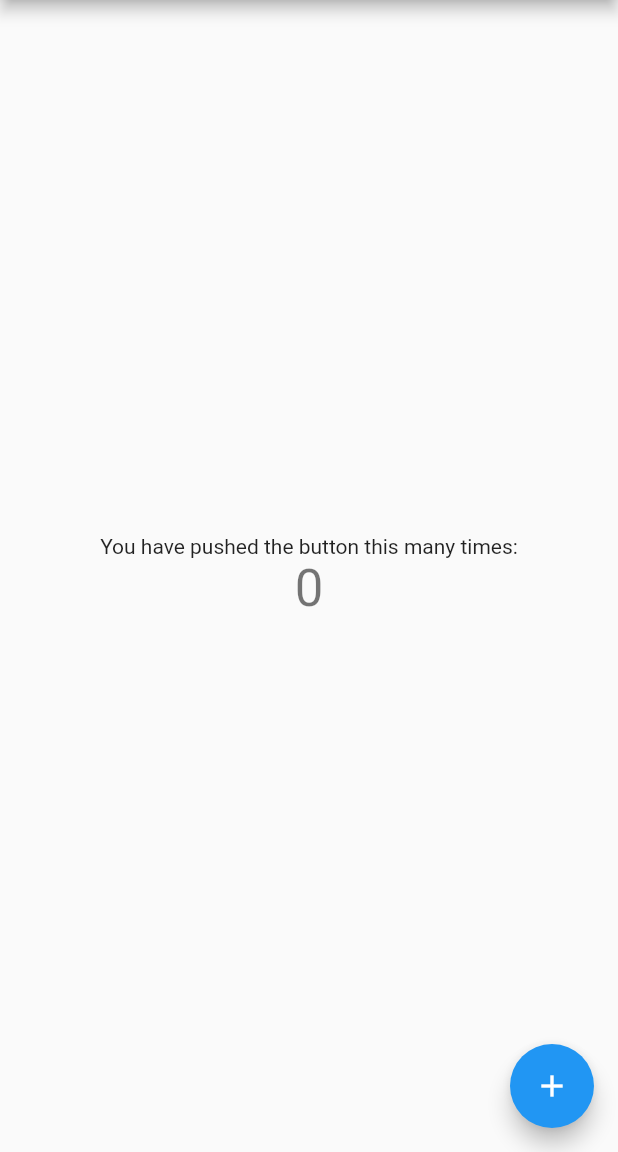
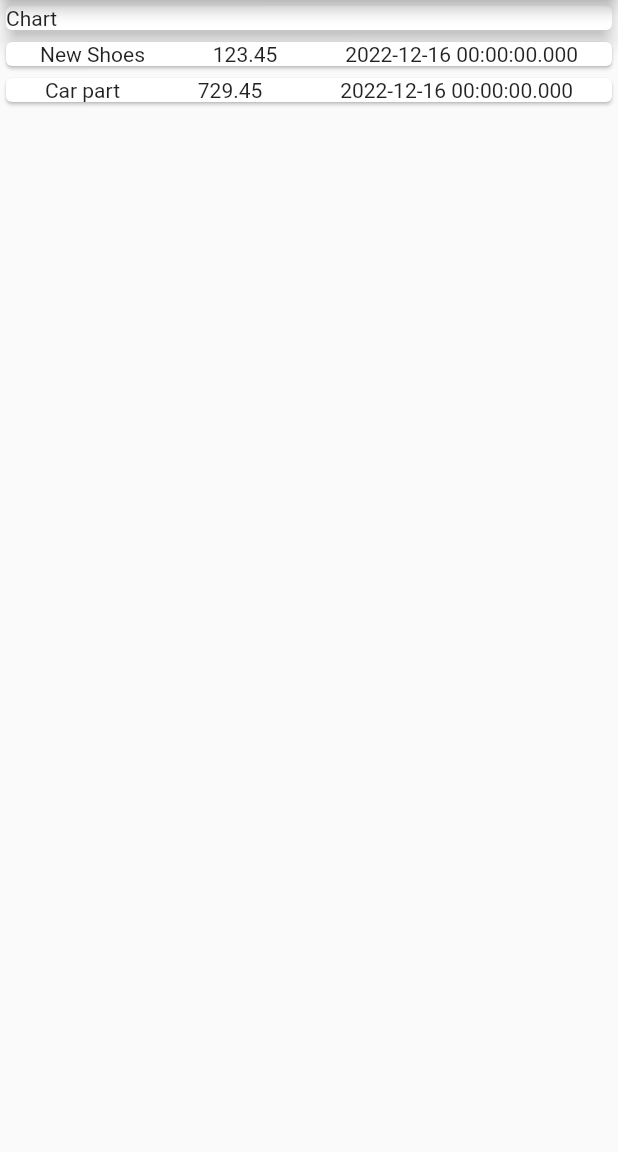
Before and after one commit to pvieiraguimaraes/my_money, a Flutter app: the screen it shows after launch, on a phone screen of 412 x 824 dp, the part 84-1236 px from its top. Run offline on Flutter 3.47's test engine with Material 2 defaults, Android fonts, the phone set to English and light mode, and no system bars.

```diff
--- a/lib/main.dart
+++ b/lib/main.dart
@@ -1,4 +1,5 @@
 import 'package:flutter/material.dart';
+import 'package:my_money/models/transaction.dart';
 
 void main() {
   runApp(const MyApp());
@@ -7,109 +8,71 @@ void main() {
 class MyApp extends StatelessWidget {
   const MyApp({super.key});
 
-  // This widget is the root of your application.
   @override
   Widget build(BuildContext context) {
     return MaterialApp(
       title: 'Flutter Demo',
-      theme: ThemeData(
-        // This is the theme of your application.
-        //
-        // Try running your application with "flutter run". You'll see the
-        // application has a blue toolbar. Then, without quitting the app, try
-        // changing the primarySwatch below to Colors.green and then invoke
-        // "hot reload" (press "r" in the console where you ran "flutter run",
-        // or simply save your changes to "hot reload" in a Flutter IDE).
-        // Notice that the counter didn't reset back to zero; the application
-        // is not restarted.
-        primarySwatch: Colors.blue,
-      ),
-      home: const MyHomePage(title: 'Flutter Demo Home Page'),
+      home: HomePage(title: 'Flutter Demo Home Page', transactions: [
+        Transaction(
+            id: '1',
+            title: 'New Shoes',
+            amount: 123.45,
+            date: DateTime(2022, 12, 16)),
+        Transaction(
+            id: '2',
+            title: 'Car part',
+            amount: 729.45,
+            date: DateTime(2022, 12, 16))
+      ]),
     );
   }
 }
 
-class MyHomePage extends StatefulWidget {
-  const MyHomePage({super.key, required this.title});
+class HomePage extends StatefulWidget {
+  const HomePage({super.key, required this.title, required this.transactions});
 
-  // This widget is the home page of your application. It is stateful, meaning
-  // that it has a State object (defined below) that contains fields that affect
-  // how it looks.
-
-  // This class is the configuration for the state. It holds the values (in this
-  // case the title) provided by the parent (in this case the App widget) and
-  // used by the build method of the State. Fields in a Widget subclass are
-  // always marked "final".
-
+  final List<Transaction> transactions;
   final String title;
 
   @override
-  State<MyHomePage> createState() => _MyHomePageState();
+  State<HomePage> createState() => _HomePageState();
 }
 
-class _MyHomePageState extends State<MyHomePage> {
-  int _counter = 0;
-
-  void _incrementCounter() {
-    setState(() {
-      // This call to setState tells the Flutter framework that something has
-      // changed in this State, which causes it to rerun the build method below
-      // so that the display can reflect the updated values. If we changed
-      // _counter without calling setState(), then the build method would not be
-      // called again, and so nothing would appear to happen.
-      _counter++;
-    });
-  }
-
+class _HomePageState extends State<HomePage> {
   @override
   Widget build(BuildContext context) {
-    // This method is rerun every time setState is called, for instance as done
-    // by the _incrementCounter method above.
-    //
-    // The Flutter framework has been optimized to make rerunning build methods
-    // fast, so that you can just rebuild anything that needs updating rather
-    // than having to individually change instances of widgets.
     return Scaffold(
       appBar: AppBar(
-        // Here we take the value from the MyHomePage object that was created by
-        // the App.build method, and use it to set our appbar title.
         title: Text(widget.title),
       ),
       body: Center(
-        // Center is a layout widget. It takes a single child and positions it
-        // in the middle of the parent.
         child: Column(
-          // Column is also a layout widget. It takes a list of children and
-          // arranges them vertically. By default, it sizes itself to fit its
-          // children horizontally, and tries to be as tall as its parent.
-          //
-          // Invoke "debug painting" (press "p" in the console, choose the
-          // "Toggle Debug Paint" action from the Flutter Inspector in Android
-          // Studio, or the "Toggle Debug Paint" command in Visual Studio Code)
-          // to see the wireframe for each widget.
-          //
-          // Column has various properties to control how it sizes itself and
-          // how it positions its children. Here we use mainAxisAlignment to
-          // center the children vertically; the main axis here is the vertical
-          // axis because Columns are vertical (the cross axis would be
-          // horizontal).
-          mainAxisAlignment: MainAxisAlignment.center,
+          mainAxisAlignment: MainAxisAlignment.start,
+          crossAxisAlignment: CrossAxisAlignment.stretch,
           children: <Widget>[
-            const Text(
-              'You have pushed the button this many times:',
+            const SizedBox(
+              width: double.infinity,
+              child: Card(
+                elevation: 5,
+                child: Text(
+                  'Chart',
+                ),
+              ),
             ),
-            Text(
-              '$_counter',
-              style: Theme.of(context).textTheme.headline4,
-            ),
+            Column(
+                children: widget.transactions.map((e) {
+              return Card(
+                  child: Row(
+                      mainAxisAlignment: MainAxisAlignment.spaceAround,
+                      children: [
+                    Text(e.title),
+                    Text(e.amount.toString()),
+                    Text(e.date.toString())
+                  ]));
+            }).toList())
           ],
         ),
       ),
-      floatingActionButton: FloatingActionButton(
-        onPressed: _incrementCounter,
-        tooltip: 'Increment',
-        child: const Icon(Icons.add),
-      ), // This trailing comma makes auto-formatting nicer for build methods.
     );
   }
 }
--- /dev/null
+++ b/lib/models/transaction.dart
@@ -0,0 +1,12 @@
+class Transaction {
+  String id;
+  String title;
+  double amount;
+  DateTime date;
+
+  Transaction(
+      {required this.id,
+      required this.title,
+      required this.amount,
+      required this.date});
+}
```
